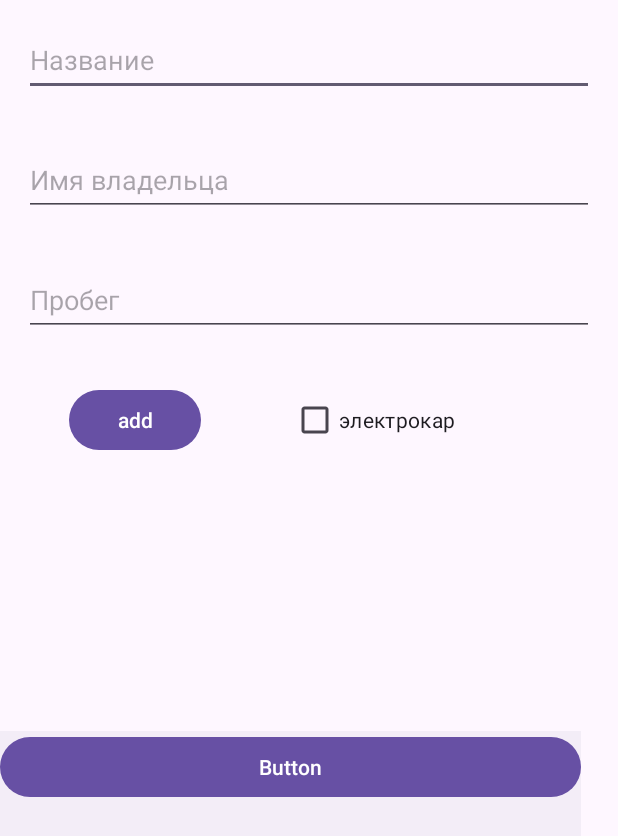
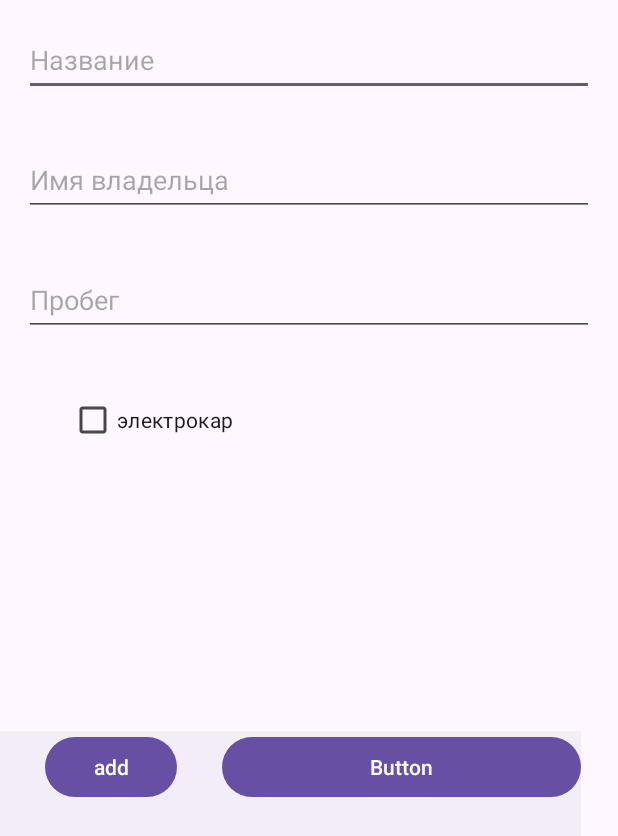
Before and after one commit to noresontoany/moblile_lab3, an Android app: the screen it shows after launch (MainActivity), on a phone screen of 412 x 824 dp. Shown: the top 836 px of the screen. Run offline under Robolectric (Android 15) with nearby library versions, the phone set to English and light mode, and no system bars.

Commit message:
lab 4 is 90%

```diff
--- a/app/src/main/java/Logic/Car.kt
+++ b/app/src/main/java/Logic/Car.kt
@@ -1,6 +1,6 @@
 package Logic
 
-data class Car(val name: String?, var isElectro: Boolean, var carMiliage: Int, var driverName: String?)
+data class Car(val name: String?, var carType: Boolean, var carMiliage: Int, var driverName: String?)
 {
 
 }
--- a/app/src/main/java/com/example/lab_3/MainActivity.kt
+++ b/app/src/main/java/com/example/lab_3/MainActivity.kt
@@ -5,11 +5,9 @@ import Logic.carHolder
 import android.annotation.SuppressLint
 import android.content.Intent
 import android.os.Bundle
-import android.widget.ArrayAdapter
 import android.widget.Button
 import android.widget.CheckBox
 import android.widget.EditText
-import android.widget.ListView
 import android.widget.Toast
 import androidx.activity.enableEdgeToEdge
 import androidx.appcompat.app.AppCompatActivity
@@ -18,9 +16,8 @@ import androidx.core.view.WindowInsetsCompat
 
 
 class MainActivity : AppCompatActivity() {
-//    private var carData: carHolder = application as carHolder
 
-
+    private var carNames : Set<String> = emptySet()
     @SuppressLint("MissingInflatedId")
     override fun onCreate(savedInstanceState: Bundle?) {
         super.onCreate(savedInstanceState)
@@ -32,31 +29,20 @@ class MainActivity : AppCompatActivity() {
             insets
         }
 
-        val btnListView = findViewById<Button>(R.id.btn_listView)
-        val checkBoxNewCar = findViewById<CheckBox>(R.id.isNewCar)
-        val carNumber = findViewById<EditText>(R.id.carNumber)
-        val driverName = findViewById<EditText>(R.id.driverName)
+        val btnListView = findViewById<Button>(R.id.btnCarListView)
+        val checkBoxNewCar = findViewById<CheckBox>(R.id.carTypeAdd)
+        val carNumber = findViewById<EditText>(R.id.carMiliageAdd)
+        val driverName = findViewById<EditText>(R.id.driverNameAdd)
+        val myTxt = findViewById<EditText>(R.id.carNameAdd)
+        val addButton = findViewById<Button>(R.id.addCArBtn)
 
-        val hhh = findViewById<ListView>(R.id.hah)
 
-        var cars : List<Car> = emptyList()
-        var carDescription  = mutableListOf<String>()
-        var carNames : Set<String> = emptySet()
-        val arrayAdapter = ArrayAdapter(this, android.R.layout.simple_list_item_1, carDescription)
         val carData: carHolder = application as carHolder
-        hhh.adapter = arrayAdapter
         carData.getSharedData().observe(this) { data ->
-            val tempCars = carData.getCars() ?: emptyList()
-            cars = tempCars
-            val tempDescription = carData.getCarDescriptions()
-            carDescription.addAll(tempDescription)
             val tempCarNames = carData.getCarNames()
             carNames = tempCarNames
-            arrayAdapter.notifyDataSetChanged()
         }
 
-        val myTxt = findViewById<EditText>(R.id.myEdit)
-        val addButton = findViewById<Button>(R.id.addBtn)
         addButton.setOnClickListener {
             val carName = myTxt.text.toString()
             if (carName.isEmpty() || carNumber.text.toString().isEmpty()||driverName.text.toString().isEmpty()) {
@@ -72,25 +58,7 @@ class MainActivity : AppCompatActivity() {
                     carType = "Электрокар"
                 }
                 val newCar = Car(carName,mode, carNumber.text.toString().toInt(),driverName.text.toString())
-//                val newCar = Car("1",true, 12,"name")
                 carData.addCars(newCar)
-
-                for(el in carNames)
-                {
-
-                    toastShow(el)
-                }
-
-//                cars = cars + newCar
-//                carData.setSharedData(cars)
-//                cars.add(newCar)
-//                carNames.add("Название:" + carName + "\nПробег:" + carNumber.text.toString() + "\nИмя водителя:" + driverName.text.toString())
-//                carNames.add(carName)
-//                myTxt.text.clear()
-//                arrayAdapter.addAll(carDescription)
-//                carDescription = listOf("qwe","qwe")
-//                arrayAdapter.addAll(carDescription2.toString())
-                arrayAdapter.notifyDataSetChanged()
                 toastShow("$carType $carName успешно добален")
             }
 
@@ -101,11 +69,6 @@ class MainActivity : AppCompatActivity() {
                 listViewActivity::class.java,
 
             )
-//            val bundle = Bundle().apply {
-//                putParcelableArrayList("cars", ArrayList(cars))
-//            }
-//            switchActivityIntent.putStringArrayListExtra("car_names", ArrayList(carNames));
-//            switchActivityIntent.putExtras(bundle)
             startActivity(switchActivityIntent)
 
         }
--- a/app/src/main/res/layout/activity_main.xml
+++ b/app/src/main/res/layout/activity_main.xml
@@ -14,7 +14,7 @@
         android:orientation="vertical">
 
         <EditText
-            android:id="@+id/myEdit"
+            android:id="@+id/carNameAdd"
             android:layout_width="match_parent"
             android:layout_height="wrap_content"
             android:layout_margin="16dp"
@@ -23,7 +23,7 @@
             android:minHeight="48dp" />
 
         <EditText
-            android:id="@+id/driverName"
+            android:id="@+id/driverNameAdd"
             android:layout_width="match_parent"
             android:layout_height="wrap_content"
             android:layout_margin="16dp"
@@ -33,7 +33,7 @@
             android:minHeight="48dp" />
 
         <EditText
-            android:id="@+id/carNumber"
+            android:id="@+id/carMiliageAdd"
             android:layout_width="match_parent"
             android:layout_height="wrap_content"
             android:layout_margin="16dp"
@@ -48,30 +48,13 @@
             android:layout_margin="16dp"
             android:orientation="horizontal">
 
-            <Button
-                android:id="@+id/addBtn"
-                android:layout_width="wrap_content"
-                android:layout_height="wrap_content"
-                android:layout_gravity="center_horizontal"
-                android:layout_margin="30dp"
-                android:shadowColor="#E11818"
-                android:text="add"
-                android:textColor="@android:color/white"
-                app:rippleColor="#DF0707"
-                app:strokeColor="#B80F0F" />
-
             <CheckBox
-                android:id="@+id/isNewCar"
+                android:id="@+id/carTypeAdd"
                 android:layout_width="wrap_content"
                 android:layout_height="wrap_content"
                 android:layout_gravity="center_horizontal"
                 android:layout_margin="30dp"
                 android:text="электрокар" />
-
-            <ListView
-                android:id="@+id/hah"
-                android:layout_width="match_parent"
-                android:layout_height="match_parent" />
 
         </LinearLayout>
 
@@ -85,7 +68,19 @@
                 android:orientation="horizontal">
 
                 <Button
-                    android:id="@+id/btn_listView"
+                    android:id="@+id/addCArBtn"
+                    android:layout_width="wrap_content"
+                    android:layout_height="wrap_content"
+                    android:layout_gravity="center_horizontal"
+                    android:layout_margin="30dp"
+                    android:shadowColor="#E11818"
+                    android:text="@string/add"
+                    android:textColor="@android:color/white"
+                    app:rippleColor="#DF0707"
+                    app:strokeColor="#B80F0F" />
+
+                <Button
+                    android:id="@+id/btnCarListView"
                     android:layout_width="wrap_content"
                     android:layout_height="wrap_content"
                     android:layout_weight="1"
--- a/app/src/main/res/values/strings.xml
+++ b/app/src/main/res/values/strings.xml
@@ -1,3 +1,4 @@
 <resources>
     <string name="app_name">Lab_3</string>
+    <string name="add">add</string>
 </resources>
```
Also changed, not shown: app/src/main/java/Logic/carHolder.kt (+8 -6 lines), app/src/main/java/com/example/lab_3/carDescriptionActivity.kt (+64 -31 lines), app/src/main/java/com/example/lab_3/listViewActivity.kt (+25 -15 lines), app/src/main/res/layout/activity_car_description.xml (+77 -14 lines).
